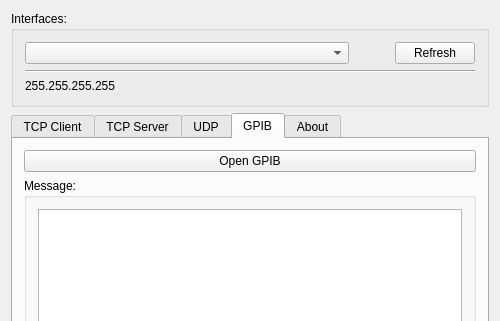
The window that mainwindow.ui (rookiepeng/comm-test) describes before a commit, drawn with Qt 5; both pictures show x 0 to 500 and y 0 to 321 of the 500 by 581 pixel window.
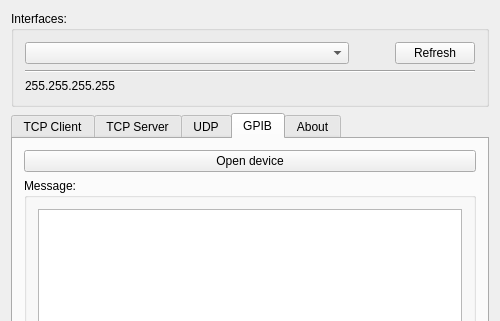
The same window after the commit. The open tabs and pages were chosen to show the change. Icons and pictures are not drawn.

```diff
--- a/mainwindow.ui
+++ b/mainwindow.ui
@@ -631,7 +631,7 @@
         <item>
          <widget class="QPushButton" name="button_gpib">
           <property name="text">
-           <string>Open GPIB</string>
+           <string>Open device</string>
           </property>
          </widget>
         </item>
```
